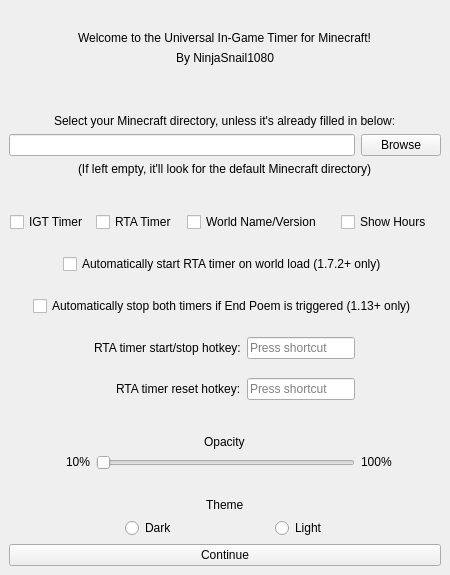
NinjaSnail1080/mc-universal-in-game-timer, file SettingsWindow.ui: the form before one commit.
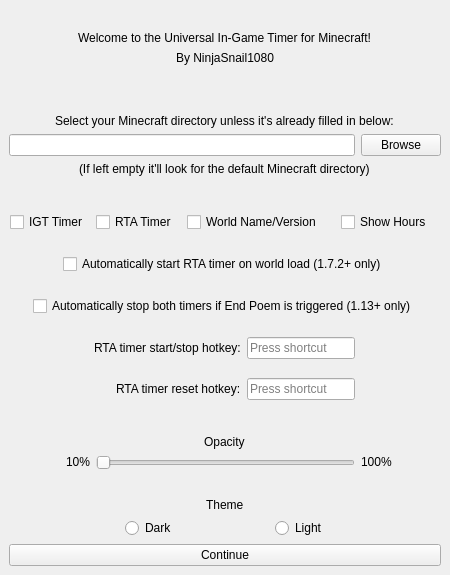
The form after the commit.

```diff
--- a/SettingsWindow.ui
+++ b/SettingsWindow.ui
@@ -130,7 +130,7 @@
     <item row="7" column="0" colspan="12" alignment="Qt::AlignHCenter|Qt::AlignTop">
      <widget class="QLabel" name="browse_leave_empty_text">
       <property name="text">
-       <string>(If left empty, it'll look for the default Minecraft directory)</string>
+       <string>(If left empty it'll look for the default Minecraft directory)</string>
       </property>
      </widget>
     </item>
@@ -151,7 +151,7 @@
     <item row="2" column="0" colspan="12" alignment="Qt::AlignHCenter|Qt::AlignBottom">
      <widget class="QLabel" name="browse_text">
       <property name="text">
-       <string>Select your Minecraft directory, unless it's already filled in below:</string>
+       <string>Select your Minecraft directory unless it's already filled in below:</string>
       </property>
      </widget>
     </item>
```
